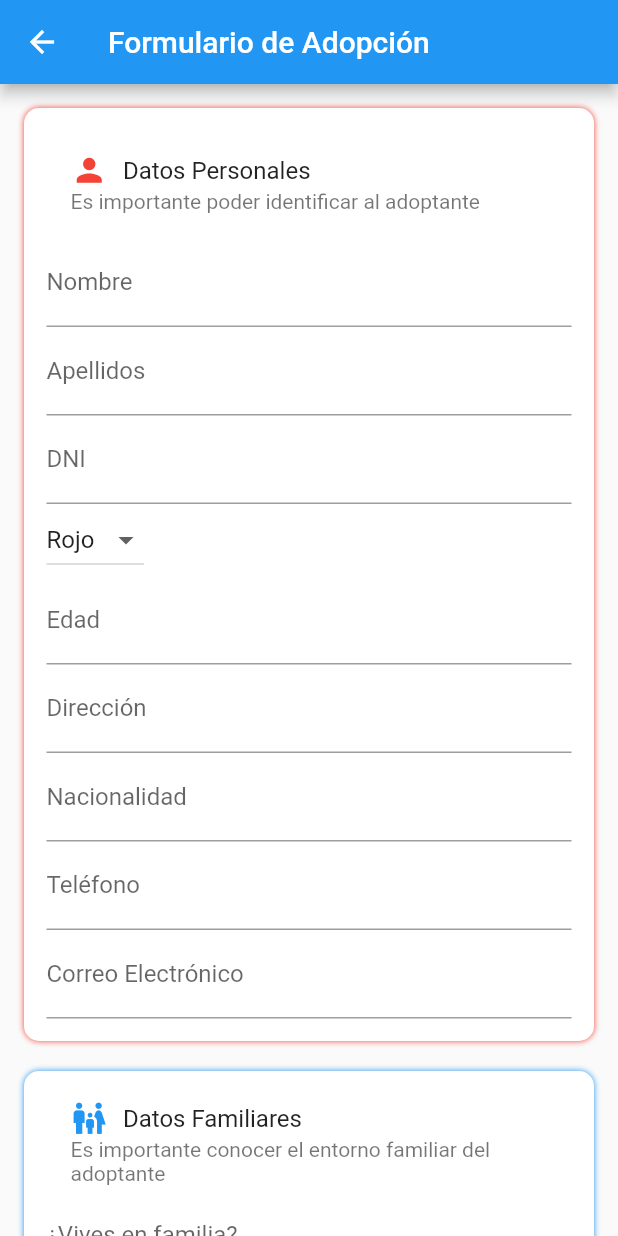
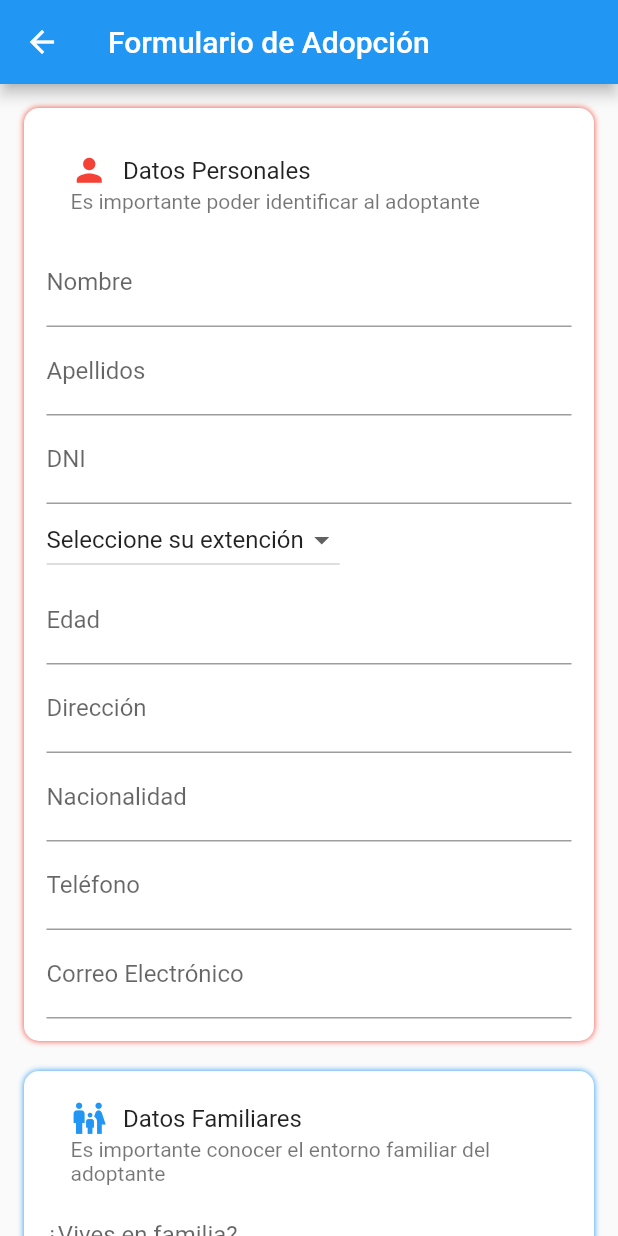
Before and after one commit to davgar13/flutter_app_cats, a Flutter app: the AdoptionFormScreen screen opened directly with empty values, on a phone screen of 412 x 824 dp. Run offline on Flutter 3.47's test engine with Material 2 defaults, Android fonts, the phone set to English and light mode, and no system bars; our stand-ins replace carousel_slider, cloud_firestore, cloud_functions, firebase_auth, firebase_core, firebase_storage and 3 more; missing offline and left inert: mailer; accounts and stored records are empty.

Commit message:
juntando david y jose

```diff
--- a/lib/Home/pages/Adopform/adop_form.dart
+++ b/lib/Home/pages/Adopform/adop_form.dart
@@ -1,8 +1,6 @@
-
 import 'package:cloud_firestore/cloud_firestore.dart';
 import 'package:flutter/material.dart';
-import 'package:flutter_app_cats/firebase/send_mail.dart';
-
+import 'package:flutter_app_cats/service/service_email.dart';
 
 class AdoptionFormScreen extends StatefulWidget {
   final String? ownerEmail;
@@ -13,7 +11,6 @@ class AdoptionFormScreen extends StatefulWidget {
 }
 
 class _AdoptionFormScreenState extends State<AdoptionFormScreen> {
-
   final _formKey = GlobalKey<FormState>();
 
   final _nameController = TextEditingController();
@@ -41,12 +38,10 @@ class _AdoptionFormScreenState extends State<AdoptionFormScreen> {
 
   final _messageController = TextEditingController();
 
-
   Future<void> _submitForm() async {
     try {
-      await FirebaseFirestore.instance.collection(' ').add({
+      Map<String, dynamic> datos = {
         'Dueño_Email': widget.ownerEmail,
-
         'datos_personales': {
           'nombre': _nameController.text,
           'apellido': _lastNameController.text,
@@ -75,7 +70,11 @@ class _AdoptionFormScreenState extends State<AdoptionFormScreen> {
         'experiencia': _experienceController.text,
         'mensaje': _messageController.text,
         'createdAt': Timestamp.now(),
-      });
+      };
+
+      await FirebaseFirestore.instance.collection('solicitudes').add(datos);
+
+      enviarEmail(datos);
 
       _nameController.clear();
       _lastNameController.clear();
@@ -120,7 +119,6 @@ class _AdoptionFormScreenState extends State<AdoptionFormScreen> {
         child: ListView(
           padding: const EdgeInsets.all(16.0),
           children: [
-
             Container(
               decoration: const BoxDecoration(
                   borderRadius: BorderRadius.only(
@@ -136,8 +134,7 @@ class _AdoptionFormScreenState extends State<AdoptionFormScreen> {
                       spreadRadius: 0.0,
                     )
                   ],
-                color: Color.fromARGB(255, 255, 255, 255)
-              ),
+                  color: Color.fromARGB(255, 255, 255, 255)),
               child: Container(
                   decoration: const BoxDecoration(
                       borderRadius: BorderRadius.only(
@@ -146,17 +143,16 @@ class _AdoptionFormScreenState extends State<AdoptionFormScreen> {
                         bottomLeft: Radius.circular(10),
                         bottomRight: Radius.circular(10),
                       ),
-                color: Color.fromARGB(255, 255, 255, 255)
-              ),
+                      color: Color.fromARGB(255, 255, 255, 255)),
                   margin: const EdgeInsets.all(15),
                   child: Column(
                     crossAxisAlignment: CrossAxisAlignment.start,
                     children: [
-
                       const ListTile(
                         title: Row(
                           children: [
-                        Icon(Icons.person,
+                            Icon(
+                              Icons.person,
                               color: Colors.red,
                               size: 25,
                             ),
@@ -164,9 +160,9 @@ class _AdoptionFormScreenState extends State<AdoptionFormScreen> {
                             Text('Datos Personales'),
                           ],
                         ),
-                    subtitle: Text('Es importante poder identificar al adoptante'),
+                        subtitle: Text(
+                            'Es importante poder identificar al adoptante'),
                       ),
-
                       TextFormField(
                         controller: _nameController,
                         decoration: const InputDecoration(labelText: 'Nombre'),
@@ -179,7 +175,8 @@ class _AdoptionFormScreenState extends State<AdoptionFormScreen> {
                       ),
                       TextFormField(
                         controller: _lastNameController,
-                    decoration: const InputDecoration(labelText: 'Apellidos'),
+                        decoration:
+                            const InputDecoration(labelText: 'Apellidos'),
                         validator: (value) {
                           if (value!.isEmpty) {
                             return 'Por favor, ingresa sus apellidos';
@@ -187,7 +184,6 @@ class _AdoptionFormScreenState extends State<AdoptionFormScreen> {
                           return null;
                         },
                       ),
-
                       TextFormField(
                         controller: _dniController,
                         decoration: const InputDecoration(labelText: 'DNI'),
@@ -198,20 +194,55 @@ class _AdoptionFormScreenState extends State<AdoptionFormScreen> {
                           return null;
                         },
                       ),
-
-                  DropdownButton(
-                    value: colors.keys.first,
-                    items: colors.entries.map((e) {
-                      return DropdownMenuItem(value: e.key, child: Text(e.value));
-                    }).toList(),
-                    onChanged: (value) {
-                      // Enviar el dato seleccionado al controlador
-                      _extencionController.text = value!;
+                      DropdownButton<String>(
+                        value: 'Seleccione su extención',
+                        items: const <DropdownMenuItem<String>>[
+                          DropdownMenuItem<String>(
+                            value: 'Seleccione su extención',
+                            child: Text('Seleccione su extención'),
+                          ),
+                          DropdownMenuItem<String>(
+                            value: 'Santa Cruz',
+                            child: Text('Santa Cruz'),
+                          ),
+                          DropdownMenuItem<String>(
+                            value: 'La Paz',
+                            child: Text('La Paz'),
+                          ),
+                          DropdownMenuItem<String>(
+                            value: 'Cochabamba',
+                            child: Text('Cochabamba'),
+                          ),
+                          DropdownMenuItem<String>(
+                            value: 'Oruro',
+                            child: Text('Oruro'),
+                          ),
+                          DropdownMenuItem<String>(
+                            value: 'Potosí',
+                            child: Text('Potosí'),
+                          ),
+                          DropdownMenuItem<String>(
+                            value: 'Tarija',
+                            child: Text('Tarija'),
+                          ),
+                          DropdownMenuItem<String>(
+                            value: 'Chuquisaca',
+                            child: Text('Chuquisaca'),
+                          ),
+                          DropdownMenuItem<String>(
+                            value: 'Beni',
+                            child: Text('Beni'),
+                          ),
+                          DropdownMenuItem<String>(
+                            value: 'Pando',
+                            child: Text('Pando'),
+                          ),
+                        ],
+                        onChanged: (String? value) {
+                          _extencionController.text = value ?? '';
+                          // Enviar el dato a la base de datos Firebase
                         },
                       ),
-
-
-
                       TextFormField(
                         controller: _ageController,
                         decoration: const InputDecoration(labelText: 'Edad'),
@@ -222,10 +253,10 @@ class _AdoptionFormScreenState extends State<AdoptionFormScreen> {
                           return null;
                         },
                       ),
-
                       TextFormField(
                         controller: _addressController,
-                    decoration: const InputDecoration(labelText: 'Dirección'),
+                        decoration:
+                            const InputDecoration(labelText: 'Dirección'),
                         validator: (value) {
                           if (value!.isEmpty) {
                             return 'Por favor, ingresa tu dirección';
@@ -233,10 +264,10 @@ class _AdoptionFormScreenState extends State<AdoptionFormScreen> {
                           return null;
                         },
                       ),
-
                       TextFormField(
                         controller: _nationalityController,
-                    decoration: const InputDecoration(labelText: 'Nacionalidad'),
+                        decoration:
+                            const InputDecoration(labelText: 'Nacionalidad'),
                         validator: (value) {
                           if (value!.isEmpty) {
                             return 'Por favor, ingresa tu nacionalidad';
@@ -244,10 +275,10 @@ class _AdoptionFormScreenState extends State<AdoptionFormScreen> {
                           return null;
                         },
                       ),
-
                       TextFormField(
                         controller: _telephoneController,
-                    decoration: const InputDecoration(labelText: 'Teléfono'),
+                        decoration:
+                            const InputDecoration(labelText: 'Teléfono'),
                         validator: (value) {
                           if (value!.isEmpty) {
                             return 'Por favor, ingresa tu número de teléfono';
@@ -255,10 +286,10 @@ class _AdoptionFormScreenState extends State<AdoptionFormScreen> {
                           return null;
                         },
                       ),
-
                       TextFormField(
                         controller: _emailController,
-                    decoration: const InputDecoration(labelText: 'Correo Electrónico'),
+                        decoration: const InputDecoration(
+                            labelText: 'Correo Electrónico'),
                         validator: (value) {
                           if (value!.isEmpty) {
                             return 'Por favor, ingresa tu correo electrónico';
@@ -267,12 +298,9 @@ class _AdoptionFormScreenState extends State<AdoptionFormScreen> {
                         },
                       ),
                     ],
-              )
+                  )),
             ),
-            ),
-
             const SizedBox(height: 20),
-
             Container(
               decoration: const BoxDecoration(
                   borderRadius: BorderRadius.only(
@@ -288,8 +316,7 @@ class _AdoptionFormScreenState extends State<AdoptionFormScreen> {
                       spreadRadius: 0.0,
                     )
                   ],
-                color: Color.fromARGB(255, 255, 255, 255)
-              ),
+                  color: Color.fromARGB(255, 255, 255, 255)),
               child: Container(
                 decoration: const BoxDecoration(
                     borderRadius: BorderRadius.only(
@@ -298,8 +325,7 @@ class _AdoptionFormScreenState extends State<AdoptionFormScreen> {
                       bottomLeft: Radius.circular(10),
                       bottomRight: Radius.circular(10),
                     ),
-                color: Color.fromARGB(255, 255, 255, 255)
-                ),
+                    color: Color.fromARGB(255, 255, 255, 255)),
                 margin: const EdgeInsets.all(15),
                 child: Column(
                   crossAxisAlignment: CrossAxisAlignment.start,
@@ -307,7 +333,8 @@ class _AdoptionFormScreenState extends State<AdoptionFormScreen> {
                     const ListTile(
                       title: Row(
                         children: [
-                          Icon(Icons.family_restroom,
+                          Icon(
+                            Icons.family_restroom,
                             color: Colors.blue,
                             size: 25,
                           ),
@@ -315,12 +342,13 @@ class _AdoptionFormScreenState extends State<AdoptionFormScreen> {
                           Text('Datos Familiares'),
                         ],
                       ),
-                      subtitle: Text('Es importante conocer el entorno familiar del adoptante'),
+                      subtitle: Text(
+                          'Es importante conocer el entorno familiar del adoptante'),
                     ),
-
                     TextFormField(
                       controller: _familyController,
-                      decoration: const InputDecoration(labelText: '¿Vives en familia?'),
+                      decoration: const InputDecoration(
+                          labelText: '¿Vives en familia?'),
                       validator: (value) {
                         if (value!.isEmpty) {
                           return 'Por favor, ingresa si vives en familia';
@@ -328,10 +356,10 @@ class _AdoptionFormScreenState extends State<AdoptionFormScreen> {
                         return null;
                       },
                     ),
-
                     TextFormField(
                       controller: _childrenController,
-                      decoration: const InputDecoration(labelText: '¿Tienes hijos pequeños?'),
+                      decoration: const InputDecoration(
+                          labelText: '¿Tienes hijos pequeños?'),
                       validator: (value) {
                         if (value!.isEmpty) {
                           return 'Por favor, ingresa si tienes hijos';
@@ -339,10 +367,10 @@ class _AdoptionFormScreenState extends State<AdoptionFormScreen> {
                         return null;
                       },
                     ),
-
                     TextFormField(
                       controller: _agechildrenController,
-                      decoration: const InputDecoration(labelText: '¿Qué edad tienen los niños?'),
+                      decoration: const InputDecoration(
+                          labelText: '¿Qué edad tienen los niños?'),
                       validator: (value) {
                         if (value!.isEmpty) {
                           return 'Por favor, ingresa si tienes hijos mayores de edad';
@@ -350,10 +378,10 @@ class _AdoptionFormScreenState extends State<AdoptionFormScreen> {
                         return null;
                       },
                     ),
-
                     TextFormField(
                       controller: _otherpetsController,
-                      decoration: const InputDecoration(labelText: '¿Tienes otras mascotas?'),
+                      decoration: const InputDecoration(
+                          labelText: '¿Tienes otras mascotas?'),
                       validator: (value) {
                         if (value!.isEmpty) {
                           return 'Por favor, ingresa si tienes otras mascotas';
@@ -365,9 +393,7 @@ class _AdoptionFormScreenState extends State<AdoptionFormScreen> {
                 ),
               ),
             ),
-
             const SizedBox(height: 20),
-
             Container(
               decoration: const BoxDecoration(
                   borderRadius: BorderRadius.only(
@@ -383,8 +409,7 @@ class _AdoptionFormScreenState extends State<AdoptionFormScreen> {
                       spreadRadius: 0.0,
                     )
                   ],
-                color: Color.fromARGB(255, 255, 255, 255)
-              ),
+                  color: Color.fromARGB(255, 255, 255, 255)),
               child: Container(
                 decoration: const BoxDecoration(
                     borderRadius: BorderRadius.only(
@@ -393,8 +418,7 @@ class _AdoptionFormScreenState extends State<AdoptionFormScreen> {
                       bottomLeft: Radius.circular(10),
                       bottomRight: Radius.circular(10),
                     ),
-                color: Color.fromARGB(255, 255, 255, 255)
-                ),
+                    color: Color.fromARGB(255, 255, 255, 255)),
                 margin: const EdgeInsets.all(15),
                 child: Column(
                   crossAxisAlignment: CrossAxisAlignment.start,
@@ -402,7 +426,8 @@ class _AdoptionFormScreenState extends State<AdoptionFormScreen> {
                     const ListTile(
                       title: Row(
                         children: [
-                          Icon(Icons.work,
+                          Icon(
+                            Icons.work,
                             color: Colors.green,
                             size: 25,
                           ),
@@ -410,12 +435,13 @@ class _AdoptionFormScreenState extends State<AdoptionFormScreen> {
                           Text('Datos Laborales'),
                         ],
                       ),
-                      subtitle: Text('Es importante conocer el entorno laboral del adoptante'),
+                      subtitle: Text(
+                          'Es importante conocer el entorno laboral del adoptante'),
                     ),
-
                     TextFormField(
                       controller: _jobController,
-                      decoration: const InputDecoration(labelText: '¿Tienes trabajo?'),
+                      decoration:
+                          const InputDecoration(labelText: '¿Tienes trabajo?'),
                       validator: (value) {
                         if (value!.isEmpty) {
                           return 'Por favor, ingresa si tienes trabajo';
@@ -423,10 +449,10 @@ class _AdoptionFormScreenState extends State<AdoptionFormScreen> {
                         return null;
                       },
                     ),
-
                     TextFormField(
                       controller: _travelController,
-                      decoration: const InputDecoration(labelText: '¿Viajas mucho?'),
+                      decoration:
+                          const InputDecoration(labelText: '¿Viajas mucho?'),
                       validator: (value) {
                         if (value!.isEmpty) {
                           return 'Por favor, ingresa si viajas mucho';
@@ -438,9 +464,7 @@ class _AdoptionFormScreenState extends State<AdoptionFormScreen> {
                 ),
               ),
             ),
-
             const SizedBox(height: 20),
-
             Container(
               decoration: const BoxDecoration(
                   borderRadius: BorderRadius.only(
@@ -456,8 +480,7 @@ class _AdoptionFormScreenState extends State<AdoptionFormScreen> {
                       spreadRadius: 0.0,
                     )
                   ],
-                color: Color.fromARGB(255, 255, 255, 255)
-              ),
+                  color: Color.fromARGB(255, 255, 255, 255)),
               child: Container(
                 decoration: const BoxDecoration(
                     borderRadius: BorderRadius.only(
@@ -466,8 +489,7 @@ class _AdoptionFormScreenState extends State<AdoptionFormScreen> {
                       bottomLeft: Radius.circular(10),
                       bottomRight: Radius.circular(10),
                     ),
-                color: Color.fromARGB(255, 255, 255, 255)
-                ),
+                    color: Color.fromARGB(255, 255, 255, 255)),
                 margin: const EdgeInsets.all(15),
                 child: Column(
                   crossAxisAlignment: CrossAxisAlignment.start,
@@ -475,7 +497,8 @@ class _AdoptionFormScreenState extends State<AdoptionFormScreen> {
                     const ListTile(
                       title: Row(
                         children: [
-                          Icon(Icons.home,
+                          Icon(
+                            Icons.home,
                             color: Colors.yellow,
                             size: 25,
                           ),
@@ -483,12 +506,13 @@ class _AdoptionFormScreenState extends State<AdoptionFormScreen> {
                           Text('Datos de Vivienda'),
                         ],
                       ),
-                      subtitle: Text('Es importante conocer el entorno de la vivienda del adoptante'),
+                      subtitle: Text(
+                          'Es importante conocer el entorno de la vivienda del adoptante'),
                     ),
-
                     TextFormField(
                       controller: _typeHomeController,
-                      decoration: const InputDecoration(labelText: '¿Qué tipo de vivienda tienes?'),
+                      decoration: const InputDecoration(
+                          labelText: '¿Qué tipo de vivienda tienes?'),
                       validator: (value) {
                         if (value!.isEmpty) {
                           return 'Por favor, ingresa el tipo de vivienda';
@@ -496,10 +520,10 @@ class _AdoptionFormScreenState extends State<AdoptionFormScreen> {
                         return null;
                       },
                     ),
-
                     TextFormField(
                       controller: _gardensizeController,
-                      decoration: const InputDecoration(labelText: '¿Tienes jardin en casa?'),
+                      decoration: const InputDecoration(
+                          labelText: '¿Tienes jardin en casa?'),
                       validator: (value) {
                         if (value!.isEmpty) {
                           return 'Por favor, ingresa si tienes jardin en casa';
@@ -511,9 +535,7 @@ class _AdoptionFormScreenState extends State<AdoptionFormScreen> {
                 ),
               ),
             ),
-
             const SizedBox(height: 20),
-
             Container(
               decoration: const BoxDecoration(
                   borderRadius: BorderRadius.only(
@@ -529,8 +551,7 @@ class _AdoptionFormScreenState extends State<AdoptionFormScreen> {
                       spreadRadius: 0.0,
                     )
                   ],
-                color: Color.fromARGB(255, 255, 255, 255)
-              ),
+                  color: Color.fromARGB(255, 255, 255, 255)),
               child: Container(
                 decoration: const BoxDecoration(
                     borderRadius: BorderRadius.only(
@@ -539,8 +560,7 @@ class _AdoptionFormScreenState extends State<AdoptionFormScreen> {
                       bottomLeft: Radius.circular(10),
                       bottomRight: Radius.circular(10),
                     ),
-                  color: Color.fromARGB(255, 255, 255, 255)
-                ),
+                    color: Color.fromARGB(255, 255, 255, 255)),
                 margin: const EdgeInsets.all(15),
                 child: Column(
                   crossAxisAlignment: CrossAxisAlignment.start,
@@ -548,7 +568,8 @@ class _AdoptionFormScreenState extends State<AdoptionFormScreen> {
                     const ListTile(
                       title: Row(
                         children: [
-                          Icon(Icons.question_answer,
+                          Icon(
+                            Icons.question_answer,
                             color: Colors.orange,
                             size: 25,
                           ),
@@ -556,12 +577,13 @@ class _AdoptionFormScreenState extends State<AdoptionFormScreen> {
                           Text('Experiencia y Motivo de Adopción'),
                         ],
                       ),
-                      subtitle: Text('Es importante conocer el Motivo de adopción'),
+                      subtitle:
+                          Text('Es importante conocer el Motivo de adopción'),
                     ),
-
                     TextFormField(
                       controller: _experienceController,
-                      decoration: const InputDecoration(labelText: '¿Tienes experiencia con mascotas?'),
+                      decoration: const InputDecoration(
+                          labelText: '¿Tienes experiencia con mascotas?'),
                       validator: (value) {
                         if (value!.isEmpty) {
                           return 'Por favor, ingresa si tienes experiencia con mascotas';
@@ -569,32 +591,27 @@ class _AdoptionFormScreenState extends State<AdoptionFormScreen> {
                         return null;
                       },
                     ),
-
                     const SizedBox(height: 20),
-
                     TextFormField(
                       controller: _messageController,
-                      decoration: const InputDecoration(labelText: 'Motivo de Adopción'),
+                      decoration: const InputDecoration(
+                          labelText: 'Motivo de Adopción'),
                       maxLines: 2,
                     ),
                   ],
                 ),
               ),
             ),
-
             const SizedBox(height: 20),
-
             ElevatedButton(
               onPressed: () async {
                 if (_formKey.currentState!.validate()) {
                   _submitForm();
-                  sendEmail(widget.ownerEmail!, 'Los datos han sido guardados.');
                 }
                 ScaffoldMessenger.of(context).showSnackBar(
                   const SnackBar(content: Text('Solicitud enviada con éxito')),
                 );
               },
-
               child: const Text('Enviar Solicitud'),
             ),
           ],
--- a/lib/Home/pages/post/posts_list.dart
+++ b/lib/Home/pages/post/posts_list.dart
@@ -90,6 +90,7 @@ class PostsList extends StatelessWidget {
                           Text('Sexo: ${post['sexo']}'),
                           Text('Edad: ${post['edad']}'),
                           Text('Teléfono del Dueño: ${post['telefono']}'),
+
                         ],
                       ),
                     ),
```
Also changed, not shown: lib/service/service_email.dart (added, +47 -0 lines). Lines whose indentation alone changed are shown as unchanged.
